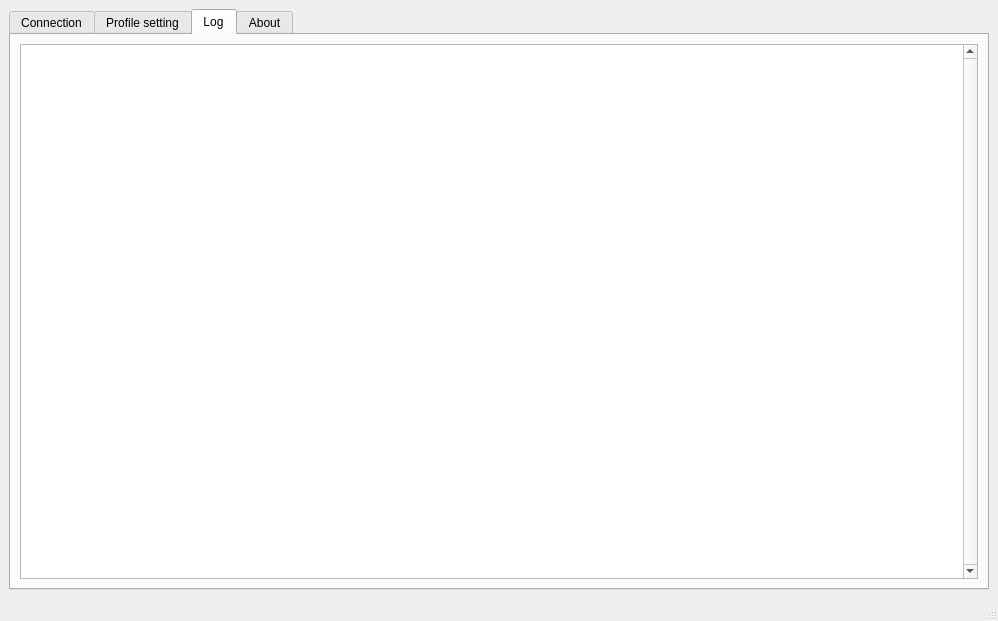
Above: mainwindow.ui from nghtsnw/etrodiag before the change. Below: the same form after it.
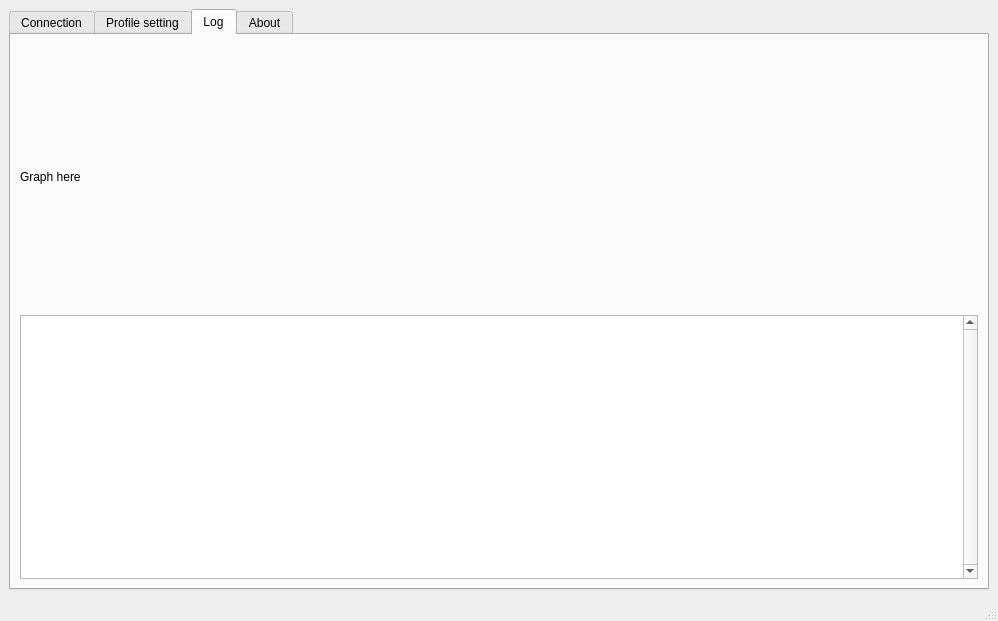
That is the form after the change. The open tabs and pages were chosen to show the change.

Commit message:
Adding graph view
Start working

```diff
--- a/mainwindow.ui
+++ b/mainwindow.ui
@@ -117,6 +117,13 @@
         <string>Log</string>
        </attribute>
        <layout class="QVBoxLayout" name="verticalLayout_3">
+        <item>
+         <widget class="QLabel" name="graphLabel">
+          <property name="text">
+           <string>Graph here</string>
+          </property>
+         </widget>
+        </item>
         <item>
          <widget class="QPlainTextEdit" name="logArea">
           <property name="sizePolicy">
```
Left out of the diff: 2 changed lines with no effect on the pictures. The commit also changes 2 other files.
